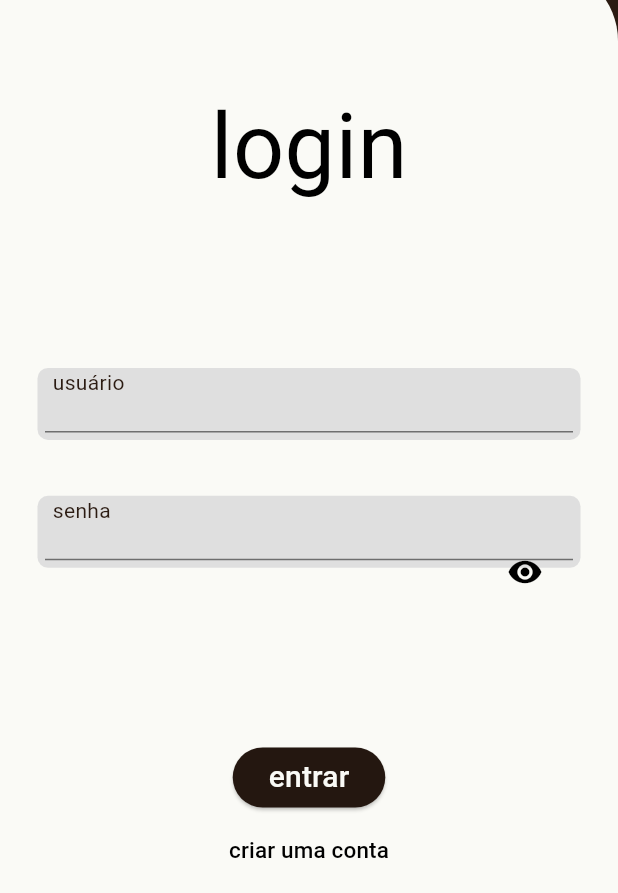
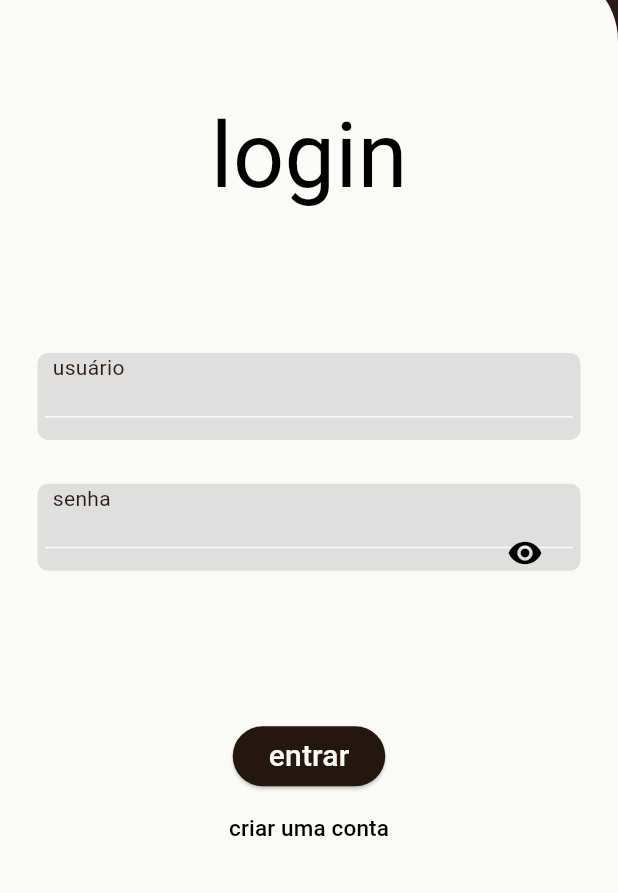
Before and after one commit to pirespsps/pintassilgo, a Flutter app: the screen it shows after launch, on a phone screen of 412 x 824 dp, the part 343-1236 px from its top. Run offline on Flutter 3.47's test engine with Material 3 defaults, Android fonts, the phone set to English and light mode, and no system bars; our stand-ins replace flutter_secure_storage, google_fonts, image_picker, sqflite; accounts and stored records are empty.

Commit message:
apareceu uma linha branca agora

```diff
--- a/lib/components/field.dart
+++ b/lib/components/field.dart
@@ -52,7 +52,7 @@ class _FieldFormState extends State<Field> {
           SizedBox(
             height: widget.height == null? (widget.height! * 0.6) : 30,
             child: Padding(
-              padding: const EdgeInsets.all(5.0),
+              padding: const EdgeInsets.only(right: 5, left: 5 ,bottom: 5),
               child: TextFormField(
                 controller: widget.fieldController,
                 style: TextStyle(color: Colors.black),
@@ -69,8 +69,8 @@ class _FieldFormState extends State<Field> {
                 (value){},
 
                 decoration: InputDecoration(
-                  enabledBorder: UnderlineInputBorder(borderSide: BorderSide(color: CINZA_ESCURO)),
-                  focusedBorder: UnderlineInputBorder(borderSide: BorderSide(color: CINZA_ESCURO)),
+                  enabledBorder: null,
+                  focusedBorder: null,
                   suffixIcon: widget.suffixIcon ??
                   SizedBox(width: 0, height: 0,),
                 ),
@@ -80,6 +80,9 @@ class _FieldFormState extends State<Field> {
               ),
             ),
           ),
+          SizedBox(
+            height: 10,
+          )
         ],
       ),
     );
--- a/lib/views/login.dart
+++ b/lib/views/login.dart
@@ -57,7 +57,7 @@ class _LoginState extends State<Login> {
               child: Form(
                 key: _formKey,
                 child: Column(
-                  mainAxisAlignment: MainAxisAlignment.spaceBetween,
+                  mainAxisAlignment: MainAxisAlignment.spaceEvenly,
                   crossAxisAlignment: CrossAxisAlignment.center,
                   spacing: 15,
                   children: [
```
